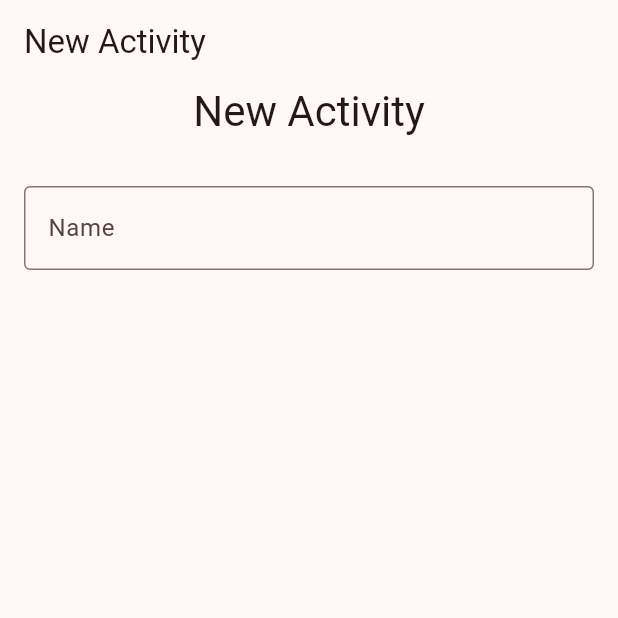
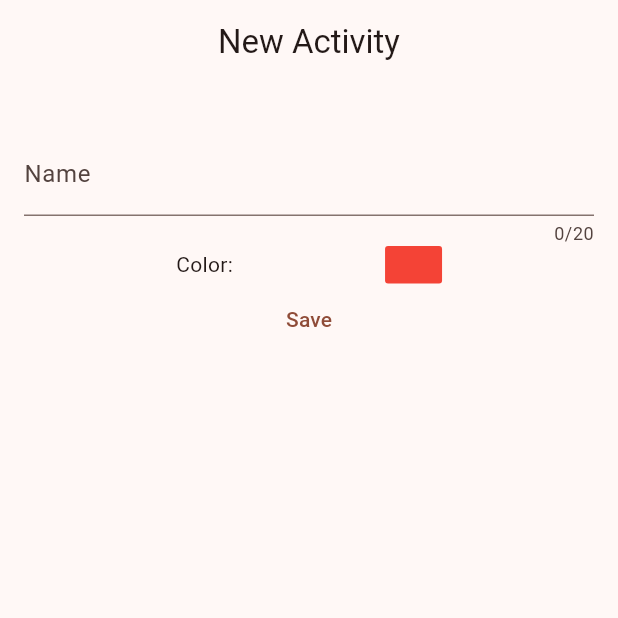
Before and after one commit to ikanadev/mestor, a Flutter app: the NewActivity screen opened by its route, on a phone screen of 412 x 824 dp, the top half of it. Run offline on Flutter 3.47's test engine with Material 3 defaults, Android fonts, the phone set to English and light mode, and no system bars; our stand-ins replace drift, flutter_riverpod, fpdart, freezed_annotation, go_router, riverpod_annotation and 1 more; missing offline and left inert: nanoid2, sqlite3; accounts and stored records are empty; generated files the repository leaves out were written again.

Commit message:
color picker to new activity form

```diff
--- a/mestorapp/lib/screens/home.dart
+++ b/mestorapp/lib/screens/home.dart
@@ -54,7 +54,7 @@ class HomeScreen extends ConsumerWidget {
                       return ElevatedButton(
                         child: const Text("Add"),
                         onPressed: () {
-                          context.go("/new_activity");
+                          context.push("/new_activity");
                           return;
                           ref
                               .read(activitiesNotifierProvider.notifier)
--- a/mestorapp/lib/screens/new_activity.dart
+++ b/mestorapp/lib/screens/new_activity.dart
@@ -1,5 +1,7 @@
 import 'package:flutter/material.dart';
-import 'package:mestorapp/utils/validators.dart';
+import 'package:mestorapp/domain/models/models.dart';
+import 'package:mestorapp/utils/utils.dart';
+import 'package:mestorapp/widgets/widgests.dart';
 
 class NewActivity extends StatefulWidget {
   const NewActivity({super.key});
@@ -11,34 +13,52 @@ class NewActivity extends StatefulWidget {
 class _NewActivity extends State<NewActivity> {
   final _formKey = GlobalKey<FormState>();
   final _nameCont = TextEditingController();
+  ActColor _color = ActColor.red;
+
+  void _handleSave() {
+    if (_formKey.currentState == null || !_formKey.currentState!.validate()) {
+      return;
+    }
+  }
+
+  void _setColor(ActColor color) {
+    setState(() {
+      _color = color;
+    });
+  }
 
   @override
   Widget build(BuildContext context) {
-    final textTheme = Theme.of(context).textTheme;
     return Scaffold(
-      appBar: AppBar(title: const Text("New Activity")),
+      appBar: AppBar(
+        title: const Text("New Activity"),
+        centerTitle: true,
+      ),
       body: Container(
         padding: const EdgeInsets.symmetric(horizontal: 16),
         child: Column(
           crossAxisAlignment: CrossAxisAlignment.stretch,
           children: [
-            Text(
-              "New Activity",
-              textAlign: TextAlign.center,
-              style: textTheme.headlineMedium,
-            ),
             const SizedBox(height: 32),
             Form(
               key: _formKey,
               child: TextFormField(
                 decoration: const InputDecoration(
                   labelText: 'Name',
-                  border: OutlineInputBorder(),
                 ),
                 validator: nonEmptyValidator,
+                maxLength: 20,
                 controller: _nameCont,
               ),
             ),
+            Row(
+              mainAxisAlignment: MainAxisAlignment.spaceEvenly,
+              children: [
+                const Text("Color:"),
+                ColorPickerButton(color: _color, onSelect: _setColor),
+              ],
+            ),
+            TextButton(onPressed: _handleSave, child: const Text("Save")),
           ],
         ),
       ),
--- /dev/null
+++ b/mestorapp/lib/utils/utils.dart
@@ -0,0 +1,2 @@
+export 'colors.dart';
+export 'validators.dart';
--- /dev/null
+++ b/mestorapp/lib/widgets/color_picker.dart
@@ -0,0 +1,90 @@
+import 'package:flutter/material.dart';
+import 'package:mestorapp/domain/models/models.dart';
+import 'package:mestorapp/utils/utils.dart';
+
+class ColorPickerButton extends StatelessWidget {
+  const ColorPickerButton({
+    super.key,
+    required this.color,
+    required this.onSelect,
+  });
+  final ActColor color;
+  final ValueChanged<ActColor> onSelect;
+
+  @override
+  Widget build(BuildContext context) {
+    return InkWell(
+      onTap: () {
+        showDialog(
+          context: context,
+          builder: (_) => ColorPicker(color: color, onSelect: onSelect),
+        );
+      },
+      child: Container(
+        width: 38,
+        height: 25,
+        decoration: BoxDecoration(
+          color: getCatColor(color: color),
+          borderRadius: const BorderRadius.all(Radius.circular(2)),
+        ),
+      ),
+    );
+  }
+}
+
+class ColorPicker extends StatelessWidget {
+  final ActColor color;
+  final ValueChanged<ActColor> onSelect;
+
+  const ColorPicker({super.key, required this.color, required this.onSelect});
+
+  void _closeDialog(BuildContext context) {
+    Navigator.of(context).pop();
+  }
+
+  void _pickColor(BuildContext context, ActColor color) {
+    onSelect(color);
+    _closeDialog(context);
+  }
+
+  @override
+  Widget build(BuildContext context) {
+    return AlertDialog(
+      title: const Text('Pick a color'),
+      content: Column(
+        mainAxisSize: MainAxisSize.min,
+        children: [
+          SizedBox(
+            height: 180,
+            width: 200,
+            child: GridView.count(
+              crossAxisCount: 4,
+              // padding: const EdgeInsets.all(20),
+              crossAxisSpacing: 12,
+              mainAxisSpacing: 12,
+              childAspectRatio: 1.6,
+              children: ActColor.values
+                  .map((catCol) => InkWell(
+                        onTap: () => _pickColor(context, catCol),
+                        child: Container(
+                          decoration: BoxDecoration(
+                            color: getCatColor(color: catCol),
+                            borderRadius:
+                                const BorderRadius.all(Radius.circular(2)),
+                          ),
+                        ),
+                      ))
+                  .toList(),
+            ),
+          ),
+        ],
+      ),
+      actions: [
+        TextButton(
+          child: const Text('Cancel'),
+          onPressed: () => _closeDialog(context),
+        )
+      ],
+    );
+  }
+}
--- a/mestorapp/lib/widgets/widgests.dart
+++ b/mestorapp/lib/widgets/widgests.dart
@@ -1 +1,2 @@
 export 'activity_item.dart';
+export 'color_picker.dart';
```
Also changed, not shown: mestorapp/lib/utils/colors.dart (added, +29 -0 lines).
